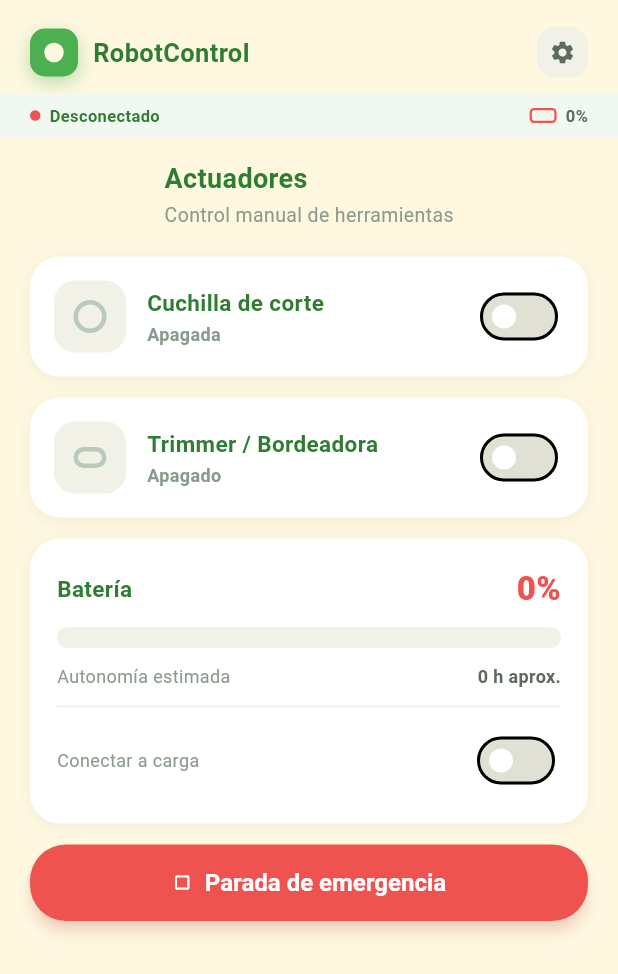
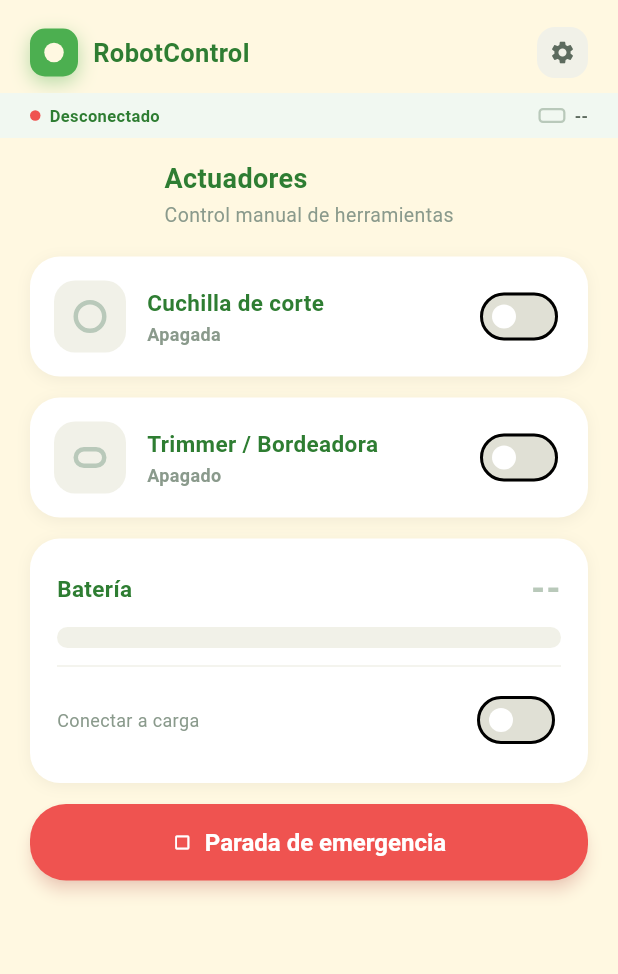
Before and after one commit to carolparedesf/lawn-mower-robot, a Flutter app: the ActuatorsScreen widget shown alone on an empty page, opened directly with empty values, on a phone screen of 412 x 824 dp. Shown: the top 974 px of the screen. Run offline on Flutter 3.47's test engine with Material 3 defaults, Android fonts, the phone set to English and light mode, and no system bars; our stand-ins replace flutter_map, latlong2; missing offline and left inert: flutter_joystick, mqtt_client.

Commit message:
feat(app): nullable battery shown as '--', Spanish alert table and alert banner

```diff
--- a/mobile_app/lawnbot_app/lib/models/robot_status.dart
+++ b/mobile_app/lawnbot_app/lib/models/robot_status.dart
@@ -1,6 +1,8 @@
 class RobotStatus {
   final String mode;
-  final int battery;
+  /// Battery percentage, or null when the robot does not report a valid one
+  /// (the bridge omits the key if the battery sensor is not connected).
+  final int? battery;
   final String alert;
   final bool blade;
   final bool trimmer;
@@ -24,7 +26,7 @@ class RobotStatus {
   factory RobotStatus.fromJson(Map<String, dynamic> json) {
     return RobotStatus(
       mode: json['mode'] as String? ?? 'idle',
-      battery: (json['battery'] as num?)?.toInt() ?? 0,
+      battery: (json['battery'] as num?)?.toInt(),
       alert: json['alert'] as String? ?? 'none',
       blade: json['blade'] as bool? ?? false,
       trimmer: json['trimmer'] as bool? ?? false,
@@ -35,7 +37,7 @@ class RobotStatus {
 
   Map<String, dynamic> toJson() => {
         'mode': mode,
-        'battery': battery,
+        if (battery != null) 'battery': battery,
         'alert': alert,
         'blade': blade,
         'trimmer': trimmer,
--- a/mobile_app/lawnbot_app/lib/providers/robot_state_provider.dart
+++ b/mobile_app/lawnbot_app/lib/providers/robot_state_provider.dart
@@ -11,7 +11,7 @@ class RobotStateProvider extends ChangeNotifier {
   RobotPosition? _currentPosition;
   RobotStatus _currentStatus = const RobotStatus(
     mode: 'idle',
-    battery: 0,
+    battery: null,
     alert: 'none',
   );
   final List<LatLng> _positionHistory = [];
--- a/mobile_app/lawnbot_app/lib/screens/actuators_screen.dart
+++ b/mobile_app/lawnbot_app/lib/screens/actuators_screen.dart
@@ -1,10 +1,10 @@
 import 'package:flutter/material.dart';
 import 'package:provider/provider.dart';
-import '../models/robot_status.dart';
 import '../providers/actuator_provider.dart';
 import '../providers/connection_provider.dart';
 import '../providers/robot_state_provider.dart';
 import '../theme/robo_theme.dart';
+import '../widgets/battery_display.dart';
 import '../widgets/actuator_switch_tile.dart';
 import '../widgets/robo_top_bar.dart';
 
@@ -16,25 +16,11 @@ class ActuatorsScreen extends StatelessWidget {
 
   const ActuatorsScreen({super.key, required this.onSettingsTap});
 
-  String _timeRemaining(RobotStatus status) {
-    if (status.charging) return 'Cargando…';
-    final drainRate = (status.blade ? 1 : 0) +
-        (status.trimmer ? 1 : 0) +
-        (status.isAutonomous ? 1 : 0);
-    if (drainRate == 0) return '${(status.battery / 3).round()} h aprox.';
-    final hours = (status.battery / (drainRate * 4)).round();
-    return '${hours < 1 ? 1 : hours} h aprox.';
-  }
-
   @override
   Widget build(BuildContext context) {
     final status = context.watch<RobotStateProvider>().currentStatus;
     final actuator = context.read<ActuatorProvider>();
-    final batteryColor = status.battery <= 20
-        ? RoboColors.error
-        : status.battery <= 45
-            ? RoboColors.amberAccent
-            : RoboColors.primaryGreen;
+    final batteryColor = batteryColorFor(status.battery);
 
     return Column(
       children: [
@@ -142,7 +128,7 @@ class ActuatorsScreen extends StatelessWidget {
                           ),
                         ),
                         Text(
-                          '${status.battery}%',
+                          batteryLabel(status.battery),
                           style: TextStyle(
                             fontSize: 22,
                             fontWeight: FontWeight.w800,
@@ -155,26 +141,11 @@ class ActuatorsScreen extends StatelessWidget {
                     ClipRRect(
                       borderRadius: BorderRadius.circular(8),
                       child: LinearProgressIndicator(
-                        value: status.battery.clamp(0, 100) / 100,
+                        value: (status.battery ?? 0).clamp(0, 100) / 100,
                         minHeight: 14,
                         backgroundColor: RoboColors.border,
                         color: batteryColor,
                       ),
-                    ),
-                    const SizedBox(height: 10),
-                    Row(
-                      mainAxisAlignment: MainAxisAlignment.spaceBetween,
-                      children: [
-                        const Text('Autonomía estimada',
-                            style: TextStyle(
-                                fontSize: 12,
-                                color: RoboColors.textSecondary)),
-                        Text(_timeRemaining(status),
-                            style: const TextStyle(
-                                fontSize: 12,
-                                fontWeight: FontWeight.w700,
-                                color: RoboColors.textTertiary)),
-                      ],
                     ),
                     const Divider(height: 24),
                     Row(
--- /dev/null
+++ b/mobile_app/lawnbot_app/lib/widgets/alert_banner.dart
@@ -0,0 +1,59 @@
+import 'package:flutter/material.dart';
+import 'package:provider/provider.dart';
+import '../models/alert_info.dart';
+import '../providers/robot_state_provider.dart';
+import '../theme/robo_theme.dart';
+
+/// Full-width banner with the robot's current alert (robot/status.alert),
+/// translated to Spanish. Hidden when there is none.
+class AlertBanner extends StatelessWidget {
+  const AlertBanner({super.key});
+
+  @override
+  Widget build(BuildContext context) {
+    final code = context.watch<RobotStateProvider>().currentStatus.alert;
+    final info = describeAlert(code);
+    if (info == null) return const SizedBox.shrink();
+
+    final Color bg;
+    final Color fg;
+    final IconData icon;
+    switch (info.severity) {
+      case AlertSeverity.error:
+        bg = RoboColors.errorChip;
+        fg = RoboColors.error;
+        icon = Icons.error_outline;
+      case AlertSeverity.warning:
+        bg = RoboColors.amberChip;
+        fg = RoboColors.textTertiary;
+        icon = Icons.warning_amber_rounded;
+      case AlertSeverity.info:
+        bg = RoboColors.blueChip;
+        fg = RoboColors.textTertiary;
+        icon = Icons.info_outline;
+    }
+
+    return Container(
+      key: const Key('alert_banner'),
+      width: double.infinity,
+      padding: const EdgeInsets.symmetric(horizontal: 20, vertical: 8),
+      color: bg,
+      child: Row(
+        children: [
+          Icon(icon, size: 16, color: fg),
+          const SizedBox(width: 8),
+          Expanded(
+            child: Text(
+              info.text,
+              style: TextStyle(
+                fontSize: 12,
+                fontWeight: FontWeight.w700,
+                color: fg,
+              ),
+            ),
+          ),
+        ],
+      ),
+    );
+  }
+}
--- /dev/null
+++ b/mobile_app/lawnbot_app/lib/widgets/battery_display.dart
@@ -0,0 +1,13 @@
+import 'package:flutter/material.dart';
+import '../theme/robo_theme.dart';
+
+/// Text for a battery percentage; "--" when the robot reports none.
+String batteryLabel(int? battery) => battery == null ? '--' : '$battery%';
+
+/// Bar/label color. Neutral grey when unknown (not the red of a dead battery).
+Color batteryColorFor(int? battery) {
+  if (battery == null) return RoboColors.disabled;
+  if (battery <= 20) return RoboColors.error;
+  if (battery <= 45) return RoboColors.amberAccent;
+  return RoboColors.primaryGreen;
+}
--- a/mobile_app/lawnbot_app/lib/widgets/robo_top_bar.dart
+++ b/mobile_app/lawnbot_app/lib/widgets/robo_top_bar.dart
@@ -3,6 +3,8 @@ import 'package:provider/provider.dart';
 import '../providers/connection_provider.dart';
 import '../providers/robot_state_provider.dart';
 import '../theme/robo_theme.dart';
+import 'alert_banner.dart';
+import 'battery_display.dart';
 
 /// Replaces the stock AppBar. Logo+title+settings row, then a
 /// connection/battery status row — folds in the old connection_indicator.dart.
@@ -18,11 +20,7 @@ class RoboTopBar extends StatelessWidget implements PreferredSizeWidget {
   Widget build(BuildContext context) {
     final connection = context.watch<ConnectionProvider>();
     final battery = context.watch<RobotStateProvider>().currentStatus.battery;
-    final batteryColor = battery <= 20
-        ? RoboColors.error
-        : battery <= 45
-            ? RoboColors.amberAccent
-            : RoboColors.primaryGreen;
+    final batteryColor = batteryColorFor(battery);
 
     return Column(
       children: [
@@ -130,7 +128,7 @@ class RoboTopBar extends StatelessWidget implements PreferredSizeWidget {
                     ),
                     child: FractionallySizedBox(
                       alignment: Alignment.centerLeft,
-                      widthFactor: (battery.clamp(0, 100)) / 100,
+                      widthFactor: (battery ?? 0).clamp(0, 100) / 100,
                       child: DecoratedBox(
                         decoration: BoxDecoration(
                           color: batteryColor,
@@ -141,7 +139,7 @@ class RoboTopBar extends StatelessWidget implements PreferredSizeWidget {
                   ),
                   const SizedBox(width: 6),
                   Text(
-                    '$battery%',
+                    batteryLabel(battery),
                     style: const TextStyle(
                       fontSize: 11,
                       fontWeight: FontWeight.w700,
@@ -153,6 +151,7 @@ class RoboTopBar extends StatelessWidget implements PreferredSizeWidget {
             ],
           ),
         ),
+        const AlertBanner(),
       ],
     );
   }
```
Also changed, not shown: mobile_app/lawnbot_app/lib/models/alert_info.dart (added, +85 -0 lines), 2 other files.
